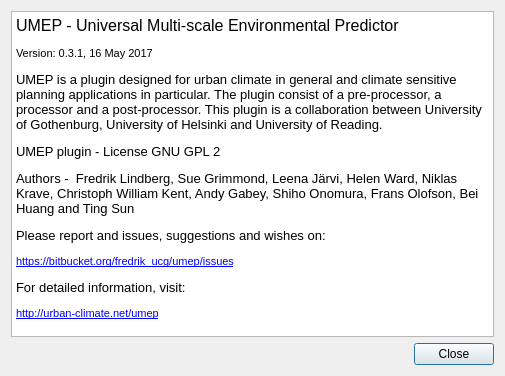
First picture: the form in UMEP_about.ui, repository UMEP-dev/UMEP, before the edit.
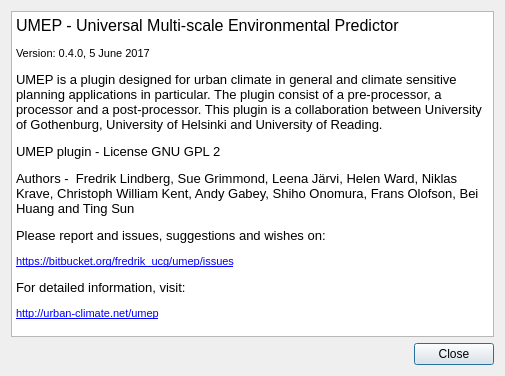
Second picture: the form after the edit.

Commit message: 0.4.0 : LONG TERM RELEASE. Due to updates in QGIS, parts of UMEP failed. Therefore, a new long term version released.

What changed in the file:
```diff
--- a/UMEP_about.ui
+++ b/UMEP_about.ui
@@ -31,7 +31,7 @@
 p, li { white-space: pre-wrap; }
 &lt;/style&gt;&lt;/head&gt;&lt;body style=&quot; font-family:'MS Shell Dlg 2'; font-size:8.25pt; font-weight:400; font-style:normal;&quot;&gt;
 &lt;p style=&quot; margin-top:0px; margin-bottom:0px; margin-left:0px; margin-right:0px; -qt-block-indent:0; text-indent:0px;&quot;&gt;&lt;span style=&quot; font-size:12pt;&quot;&gt;UMEP - Universal Multi-scale Environmental Predictor &lt;/span&gt;&lt;/p&gt;
-&lt;p style=&quot; margin-top:12px; margin-bottom:12px; margin-left:0px; margin-right:0px; -qt-block-indent:0; text-indent:0px;&quot;&gt;&lt;span style=&quot; font-size:8pt;&quot;&gt;Version: 0.3.1, 16 May 2017&lt;/span&gt;&lt;/p&gt;
+&lt;p style=&quot; margin-top:12px; margin-bottom:12px; margin-left:0px; margin-right:0px; -qt-block-indent:0; text-indent:0px;&quot;&gt;&lt;span style=&quot; font-size:8pt;&quot;&gt;Version: 0.4.0, 5 June 2017&lt;/span&gt;&lt;/p&gt;
 &lt;p style=&quot; margin-top:12px; margin-bottom:12px; margin-left:0px; margin-right:0px; -qt-block-indent:0; text-indent:0px;&quot;&gt;&lt;span style=&quot; font-size:10pt;&quot;&gt;UMEP is a plugin designed for urban climate in general and climate sensitive planning applications in particular. The plugin consist of a pre-processor, a processor and a post-processor. This plugin is a collaboration between University of Gothenburg, University of Helsinki and University of Reading.&lt;/span&gt;&lt;/p&gt;
 &lt;p style=&quot; margin-top:12px; margin-bottom:12px; margin-left:0px; margin-right:0px; -qt-block-indent:0; text-indent:0px;&quot;&gt;&lt;span style=&quot; font-size:10pt;&quot;&gt;UMEP plugin - License GNU GPL 2&lt;/span&gt;&lt;/p&gt;
 &lt;p style=&quot; margin-top:12px; margin-bottom:12px; margin-left:0px; margin-right:0px; -qt-block-indent:0; text-indent:0px;&quot;&gt;&lt;span style=&quot; font-size:10pt;&quot;&gt;Authors -  Fredrik Lindberg, Sue Grimmond, Leena Järvi, Helen Ward, Niklas Krave, Christoph William Kent, Andy Gabey, Shiho Onomura, Frans Olofson, Bei Huang and Ting Sun&lt;/span&gt;&lt;/p&gt;
```
The commit also changes 10 other files.
